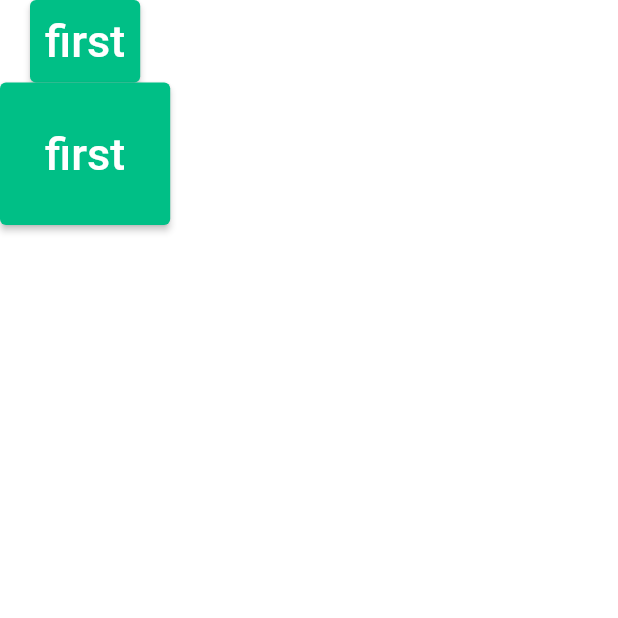
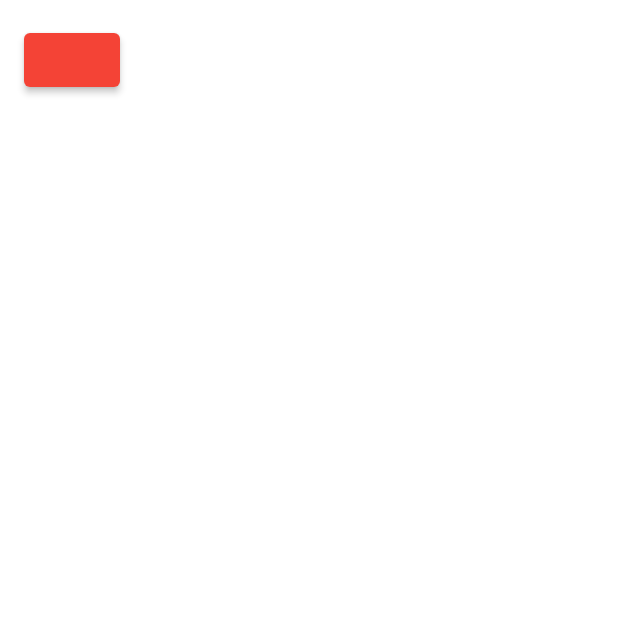
Before and after one commit to MineokSung/Early-Care, a Flutter app: the screen it shows after launch, on a phone screen of 412 x 824 dp, the top half of it. Run offline on Flutter 3.47's test engine with Material 2 defaults, Android fonts, the phone set to English and light mode, and no system bars.

Commit message:
- button 클래스 파라미터 타입 변경 - fvm 설정

```diff
--- /dev/null
+++ b/lib/component/button.dart
@@ -0,0 +1,42 @@
+import 'package:early_care/component/color_info.dart';
+import 'package:flutter/material.dart';
+
+class Button extends StatelessWidget {
+  final EdgeInsets? padding;
+  final String text;
+  final double? fontSize;
+  final Color? backgroundColor;
+  final Color? textColor;
+  final Function()? onPressed;
+  final String? desc;
+
+  const Button({
+    super.key,
+    required this.text,
+    this.padding,
+    this.fontSize = 10,
+    this.backgroundColor,
+    this.textColor,
+    this.onPressed,
+    this.desc,
+  });
+
+  @override
+  Widget build(BuildContext context) {
+    return ElevatedButton(
+      style: ElevatedButton.styleFrom(
+        padding: padding,
+        backgroundColor: backgroundColor ?? ColorInfo.mainColor,
+      ),
+      onPressed: onPressed,
+      child: Text(
+        desc ?? '',
+        style: TextStyle(
+          color: textColor ?? ColorInfo.white,
+          fontSize: fontSize
+        ),
+      ),
+    );
+  }
+
+}
--- a/lib/component/class/button.dart
+++ /dev/null
@@ -1,31 +0,0 @@
-import 'dart:ui';
-import 'package:flutter/material.dart';
-import 'color_info.dart';
-
-class Button extends StatelessWidget {
-  double verticalPadding = 0;
-  double horizontalPadding = 0;
-  String text = "";
-  double fontSize = 10;
-  Color backgroundColor = ColorInfo.mainColor;
-  Color textColor = ColorInfo.white;
-
-  Button(this.verticalPadding, this.horizontalPadding, this.text, this.fontSize, this.backgroundColor, this.textColor);
-
-  @override
-  Widget build(BuildContext context) {
-    return ElevatedButton(
-      style: ElevatedButton.styleFrom(
-        padding:EdgeInsets.symmetric(vertical: verticalPadding, horizontal: horizontalPadding),
-        primary: backgroundColor,
-      ),
-      onPressed: () {  },
-      child: Text(text,
-        style: TextStyle(
-            color: textColor,
-            fontSize: fontSize),
-      ),
-    );
-  }
-
-}
--- a/lib/component/class/color_info.dart
+++ b/lib/component/color_info.dart
@@ -1,8 +1,6 @@
 import 'package:flutter/material.dart';
 
-class ColorInfo
-{
+class ColorInfo {
   static Color mainColor = const Color.fromRGBO(0, 191, 134, 1);
   static Color white = const Color.fromRGBO(255, 255, 255, 1);
-
 }
--- a/lib/page/login.dart
+++ b/lib/page/login.dart
@@ -1,28 +1,31 @@
-import 'package:early_care/component/class/button.dart';
-import 'package:flutter/cupertino.dart';
+import 'package:early_care/component/button.dart';
+import 'package:early_care/component/color_info.dart';
 import 'package:flutter/material.dart';
 
-import '../component/class/color_info.dart';
-
-class Login extends StatefulWidget
-{
+class Login extends StatefulWidget {
   @override
   _Login createState() => _Login();
 }
 
-class _Login extends State<Login>
-{
+class _Login extends State<Login> {
   @override
-  Widget build(BuildContext context)
-  {
+  Widget build(BuildContext context) {
     return Scaffold(
       backgroundColor: ColorInfo.white,
       body: SafeArea(
-        child: Column(
-          children: [
-            Button(10, 10, "first", 30, ColorInfo.mainColor, ColorInfo.white),
-            Button(30, 30, "first", 30, ColorInfo.mainColor, ColorInfo.white),
-          ],
+        child: Padding(
+          padding: const EdgeInsets.all(16.0),
+          child: Column(
+            children: [
+              Button(
+                text: 'TEST',
+                backgroundColor: Colors.red,
+                onPressed: (){
+                  print('a');
+                },
+              ),
+            ],
+          ),
         ),
       ),
     );
```
Also changed, not shown: 2 other files.
